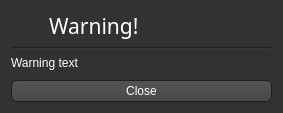
This is templates/warning.ui in BenjaminHalko/WiiMusicEditorPlus as Qt 5 draws it before an edit. The edited form follows.
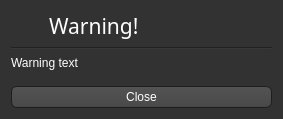
This is the edited form. Icons and pictures are not drawn.

Patch:
```diff
--- a/templates/warning.ui
+++ b/templates/warning.ui
@@ -7,7 +7,7 @@
     <x>0</x>
     <y>0</y>
     <width>283</width>
-    <height>113</height>
+    <height>119</height>
    </rect>
   </property>
   <property name="windowTitle">
```
Left out of the diff: 2 changed lines with no effect on the pictures.
